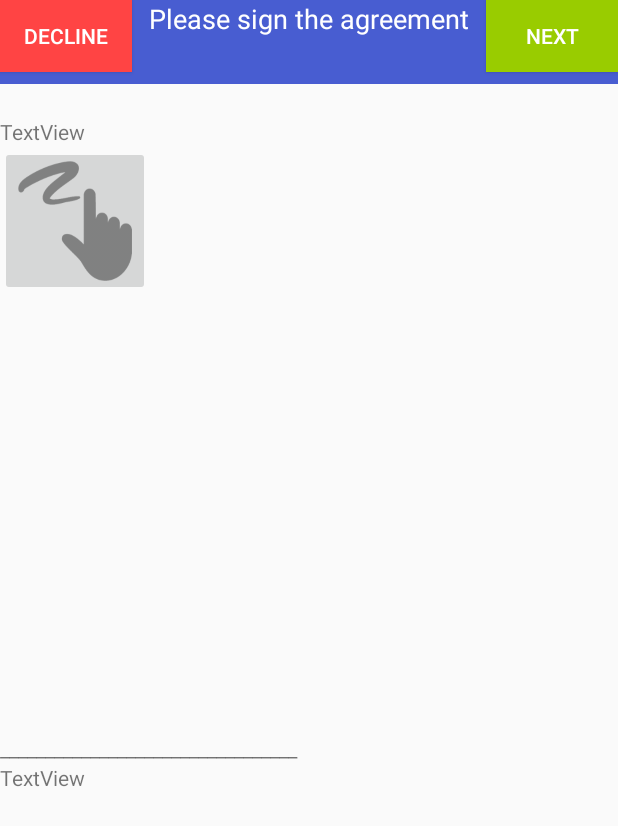
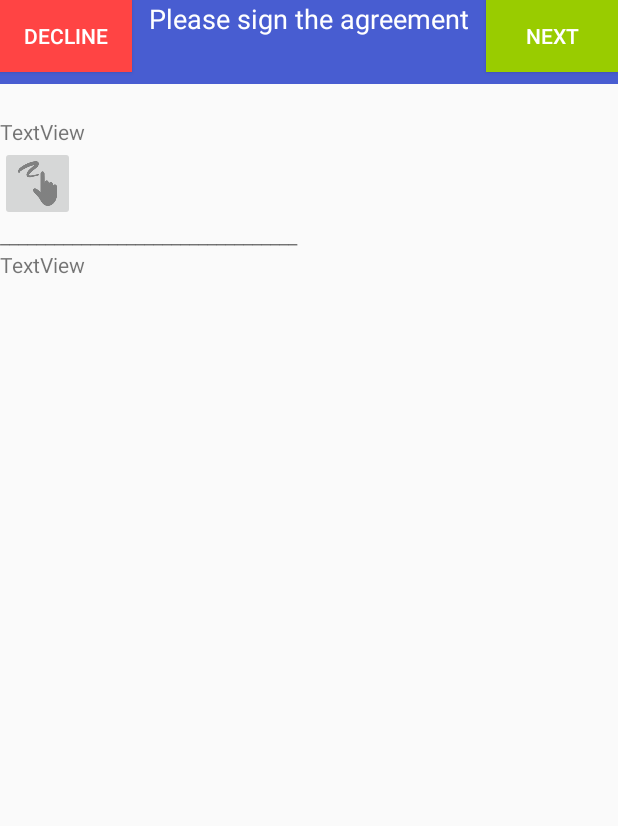
Before and after one commit to auronsan/GoReception, an Android app: the AgreementActivity screen opened directly, with no data from a screen before it, on a phone screen of 412 x 824 dp. Shown: the top 826 px of the screen. Run offline under Robolectric (Android 15) with nearby library versions, the phone set to English and light mode, and no system bars; 3 statements that could not run were skipped.

```diff
--- a/app/src/main/java/ahsanul/goreception/AgreementActivity.java
+++ b/app/src/main/java/ahsanul/goreception/AgreementActivity.java
@@ -115,12 +115,15 @@ public class AgreementActivity extends AppCompatActivity{
         private Path circlePath;
 
         public DrawingView(Context c) {
+
             super(c);
             context=c;
             mPath = new Path();
             mBitmapPaint = new Paint(Paint.DITHER_FLAG);
+            mBitmapPaint.setTextSize(10);
             circlePaint = new Paint();
             circlePath = new Path();
+
             circlePaint.setAntiAlias(true);
             circlePaint.setColor(Color.BLUE);
             circlePaint.setStyle(Paint.Style.STROKE);
@@ -182,6 +185,8 @@ public class AgreementActivity extends AppCompatActivity{
             float x = event.getX();
             float y = event.getY();
 
+            Log.d("test",x+" "+y);
+if(y >getHeight()/2){
             switch (event.getAction()) {
                 case MotionEvent.ACTION_DOWN:
                     touch_start(x, y);
@@ -196,6 +201,11 @@ public class AgreementActivity extends AppCompatActivity{
                     invalidate();
                     break;
             }
+}else{
+    touch_start(x, y);
+
+    invalidate();
+}
             return true;
         }
     }
--- a/app/src/main/res/layout/activity_agreement.xml
+++ b/app/src/main/res/layout/activity_agreement.xml
@@ -61,22 +61,12 @@
                 android:id="@+id/AgreementText" />
 
             <ImageButton
-                android:layout_width="100dp"
-                android:layout_height="100dp"
+                android:layout_width="50dp"
                 app:srcCompat="@drawable/sign_ico"
                 android:id="@+id/signbutton"
-                android:scaleType="fitXY" />
+                android:scaleType="fitXY"
+                android:layout_height="50dp" />
 
-
-            <View
-                android:layout_width="200dp"
-                android:layout_height="200dp"
-                app:srcCompat="@android:color/background_light"
-                android:layout_below="@id/AgreementText"
-                android:layout_centerHorizontal="true"
-                android:layout_marginTop="92dp"
-                android:id="@+id/SignView"
-                />
 
             <TextView
                 android:text="_________________________________"
```
